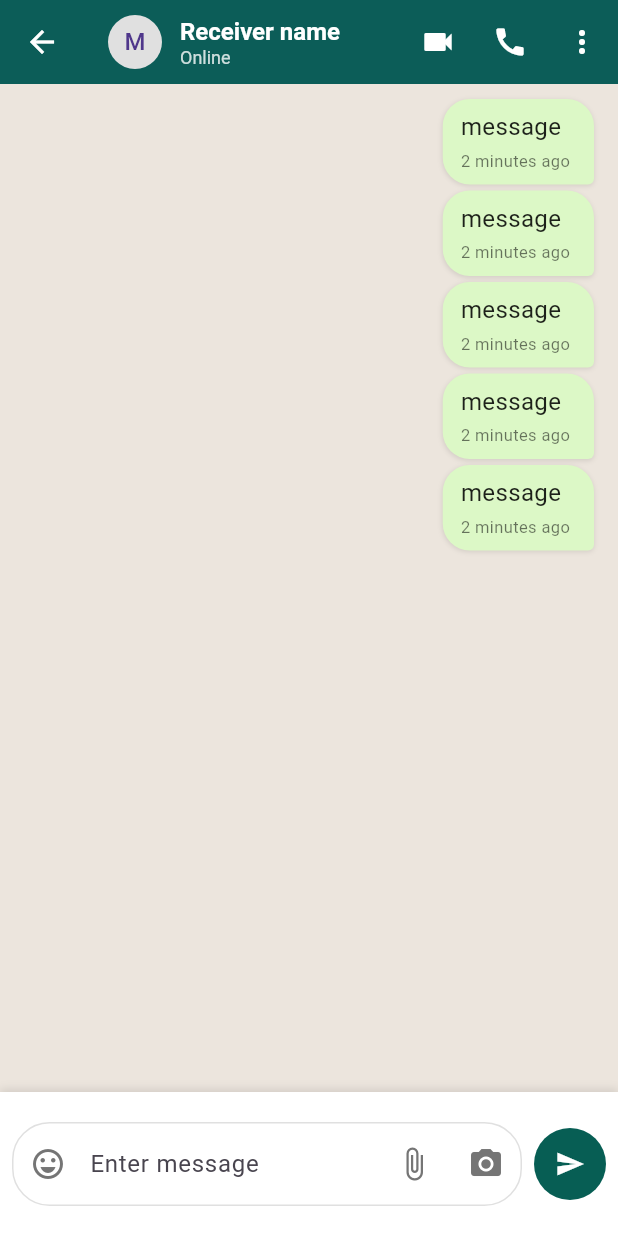
After one commit to OmarElmanzalawy/chat_app_starter_batch3_nti, a Flutter app: the PrivateChatScreen screen opened directly, on a phone screen of 412 x 824 dp. The commit adds this screen. Run offline on Flutter 3.47's test engine with Material 3 defaults, Android fonts, the phone set to English and light mode, and no system bars; our stand-ins replace cloud_firestore, firebase_auth, firebase_core; accounts and stored records are empty.

Commit message:
add private chat screen

```diff
--- a/lib/constants/app_colors.dart
+++ b/lib/constants/app_colors.dart
@@ -6,5 +6,7 @@ class AppColors {
   static final Color brightGreen = Color(0xFF25D366);
   static final Color appBarBackground = Color(0xFF075E54);
   static final Color endGradient = Color(0xFF128C7E);
+  static final Color chatBackground = Color(0xFFECE5DD);
+  static final Color chatBubbleBackground = Color(0xFFDCF8C6);
 
 }
--- a/lib/views/home_screen.dart
+++ b/lib/views/home_screen.dart
@@ -1,6 +1,7 @@
 import 'package:chat_app_starter/constants/app_colors.dart';
 import 'package:chat_app_starter/services/chat_service.dart';
 import 'package:chat_app_starter/view_model/app_brain.dart';
+import 'package:chat_app_starter/views/private_chat_screen.dart';
 import 'package:chat_app_starter/widgets/user_card.dart';
 import 'package:firebase_auth/firebase_auth.dart';
 import 'package:flutter/material.dart';
@@ -50,8 +51,13 @@ class _HomeScreenState extends State<HomeScreen> {
           return ListView.builder(
           itemCount: appBrain.users.value.length,
           itemBuilder:(context, index) {
-            return UserCard(
-              model: appBrain.users.value[index],
+            return GestureDetector(
+              onTap: () {
+                Navigator.push(context, MaterialPageRoute(builder:(context) => PrivateChatScreen(),));
+              },
+              child: UserCard(
+                model: appBrain.users.value[index],
+              ),
             );
           },
           );
--- /dev/null
+++ b/lib/views/private_chat_screen.dart
@@ -0,0 +1,158 @@
+import 'package:chat_app_starter/constants/app_colors.dart';
+import 'package:chat_app_starter/widgets/chat_bubble.dart';
+import 'package:flutter/material.dart';
+
+class PrivateChatScreen extends StatelessWidget {
+  PrivateChatScreen({super.key});
+
+  final TextEditingController messageController = TextEditingController();
+
+  @override
+  Widget build(BuildContext context) {
+    return Scaffold(
+      backgroundColor:  AppColors.chatBackground,
+      appBar: AppBar(
+        elevation: 1,
+        backgroundColor: AppColors.appBarBackground,
+        leading: IconButton(
+          icon: const Icon(Icons.arrow_back, color: Colors.white),
+          onPressed: () => Navigator.pop(context),
+        ),
+        title: Row(
+          children: [
+            CircleAvatar(
+              radius: 18,
+              backgroundColor: Colors.grey.shade300,
+              child: Text("M")
+            ),
+            const SizedBox(width: 12),
+            Expanded(
+              child: Column(
+                crossAxisAlignment: CrossAxisAlignment.start,
+                children: [
+                  const Text(
+                    "Receiver name",
+                    style: TextStyle(
+                      color: Colors.white,
+                      fontSize: 16,
+                      fontWeight: FontWeight.w600,
+                    ),
+                  ),
+                  Text(
+                    "Online",
+                    style: TextStyle(
+                      color: Colors.white.withOpacity(0.8),
+                      fontSize: 12,
+                    ),
+                  ),
+                ],
+              ),
+            ),
+          ],
+        ),
+        actions: [
+          IconButton(
+            icon: const Icon(Icons.videocam, color: Colors.white),
+            onPressed: () {},
+          ),
+          IconButton(
+            icon: const Icon(Icons.call, color: Colors.white),
+            onPressed: () {},
+          ),
+          IconButton(onPressed: (){}, icon: Icon(Icons.more_vert,color: Colors.white,))
+        ],
+      ),
+      body: Column(
+        children: [
+          Expanded(
+            child: ListView.builder(
+                  padding: const EdgeInsets.symmetric(horizontal: 8, vertical: 8),
+                  itemCount: 5,
+                  itemBuilder:(context, index) {
+                    return ChatBubble(
+                    );
+                  },
+                ),
+          ),
+          Container(
+            padding: const EdgeInsets.symmetric(horizontal: 8, vertical: 20),
+            decoration: BoxDecoration(
+              color: Colors.white,
+              boxShadow: [
+                BoxShadow(
+                  color: Colors.black.withOpacity(0.1),
+                  blurRadius: 4,
+                  offset: const Offset(0, -2),
+                ),
+              ],
+            ),
+            child: Row(
+              children: [
+                Expanded(
+                  child: TextField(
+                    cursorColor: AppColors.appBarBackground,
+                    decoration: InputDecoration(
+                      hintText: "Enter message",
+                      enabledBorder: OutlineInputBorder(
+                        borderRadius: BorderRadius.circular(25),
+                        borderSide: BorderSide(color: Colors.grey.shade300,),
+                      ),
+                      focusedBorder: OutlineInputBorder(
+                        borderRadius: BorderRadius.circular(25),
+                        borderSide: BorderSide(color: Colors.grey.shade500,),
+                      ),
+                      prefixIcon:   IconButton(
+                        onPressed: (){},
+                          icon: Icon(
+                            Icons.emoji_emotions_outlined,
+                            color: Colors.grey.shade600,
+                          ),
+                      ),
+                      suffixIcon: Row(
+                        mainAxisSize: MainAxisSize.min,
+                        children: [
+                           IconButton(
+                          icon: Icon(
+                            Icons.attach_file,
+                            color: Colors.grey.shade600,
+                          ),
+                          onPressed: () {},
+                        ),
+                        IconButton(
+                          onPressed: (){},
+                          icon: Icon(
+                            Icons.camera_alt,
+                            color: Colors.grey.shade600,
+                          ),
+                        )
+                        ],
+                      )
+                    ),
+
+                  ),
+                ),
+                const SizedBox(width: 8),
+                Container(
+                  decoration: const BoxDecoration(
+                    shape: BoxShape.circle,
+                    color: Color(0xFF075E54), // WhatsApp green
+                  ),
+                  child: IconButton(
+                    onPressed: () async {
+
+                    },
+                    icon: const Icon(
+                      Icons.send,
+                      color: Colors.white,
+                      size: 20,
+                    ),
+                  ),
+                ),
+              ],
+            ),
+          ),
+        ],
+      ),
+    );
+  }
+}
--- /dev/null
+++ b/lib/widgets/chat_bubble.dart
@@ -0,0 +1,103 @@
+import 'dart:ui';
+
+import 'package:firebase_auth/firebase_auth.dart';
+import 'package:flutter/material.dart';
+
+class ChatBubble extends StatelessWidget {
+  const ChatBubble({super.key});
+
+  @override
+  Widget build(BuildContext context) {
+    //  final bool isMe = FirebaseAuth.instance.currentUser!.uid == model.senderId;
+    final bool isMe = true;
+
+    return Container(
+      margin: const EdgeInsets.symmetric(vertical: 2, horizontal: 8),
+      child: Row(
+        mainAxisAlignment: isMe ? MainAxisAlignment.end : MainAxisAlignment.start,
+        crossAxisAlignment: CrossAxisAlignment.end,
+        children: [
+          Container(
+            constraints: BoxConstraints(
+              maxWidth: MediaQuery.of(context).size.width * 0.75,
+            ),
+            child: Column(
+              crossAxisAlignment: isMe ? CrossAxisAlignment.end : CrossAxisAlignment.start,
+              children: [
+                Container(
+                  padding: const EdgeInsets.symmetric(horizontal: 12, vertical: 8),
+                  decoration: BoxDecoration(
+                    color: isMe
+                      ? const Color(0xFFDCF8C6)
+                      : Colors.white,
+                    borderRadius: BorderRadius.only(
+                      topLeft: const Radius.circular(18),
+                      topRight: const Radius.circular(18),
+                      bottomLeft: isMe ? const Radius.circular(18) : const Radius.circular(4),
+                      bottomRight: isMe ? const Radius.circular(4) : const Radius.circular(18),
+                    ),
+                    boxShadow: [
+                      BoxShadow(
+                        color: Colors.black.withOpacity(0.1),
+                        blurRadius: 2,
+                        offset: const Offset(0, 1),
+                      ),
+                    ],
+                  ),
+                  child: Column(
+                    crossAxisAlignment: CrossAxisAlignment.start,
+                    children: [
+                      if (!isMe)
+                        Padding(
+                          padding: const EdgeInsets.only(bottom: 4),
+                          child: Text(
+                            "message",
+                            style: const TextStyle(
+                              fontWeight: FontWeight.w600,
+                              fontSize: 12,
+                              color: Color(0xFF075E54),
+                            ),
+                          ),
+                        ),
+                      Text(
+                        "message",
+                        style: TextStyle(
+                          color: isMe ? Colors.black87 : Colors.black87,
+                          fontSize: 16,
+                          height: 1.3,
+                        ),
+                      ),
+                      const SizedBox(height: 4),
+                      Row(
+                        mainAxisSize: MainAxisSize.min,
+                        mainAxisAlignment: MainAxisAlignment.end,
+                        children: [
+                          Text(
+                            "2 minutes ago",
+                            style: TextStyle(
+                              color: isMe ? Colors.black54 : Colors.grey.shade600,
+                              fontSize: 11,
+                            ),
+                          ),
+                          const SizedBox(width: 4),
+                          if (!isMe)
+
+                            Icon(
+                              Icons.done_all,
+                              size: 14,
+                              color: Colors.blue.shade400,
+                            ),
+
+                        ],
+                      ),
+                    ],
+                  ),
+                ),
+              ],
+            ),
+          ),
+        ],
+      ),
+    );
+  }
+}
```
